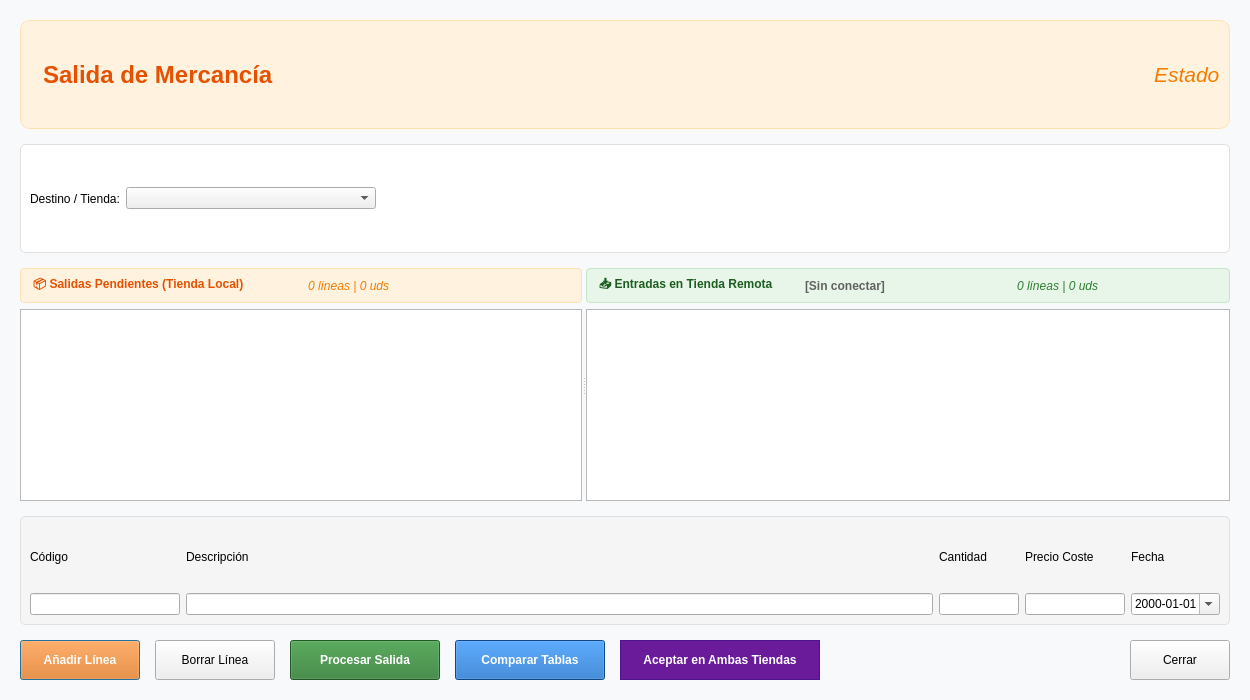
Ladis72/tienda, file salidas.ui: the form before one commit.
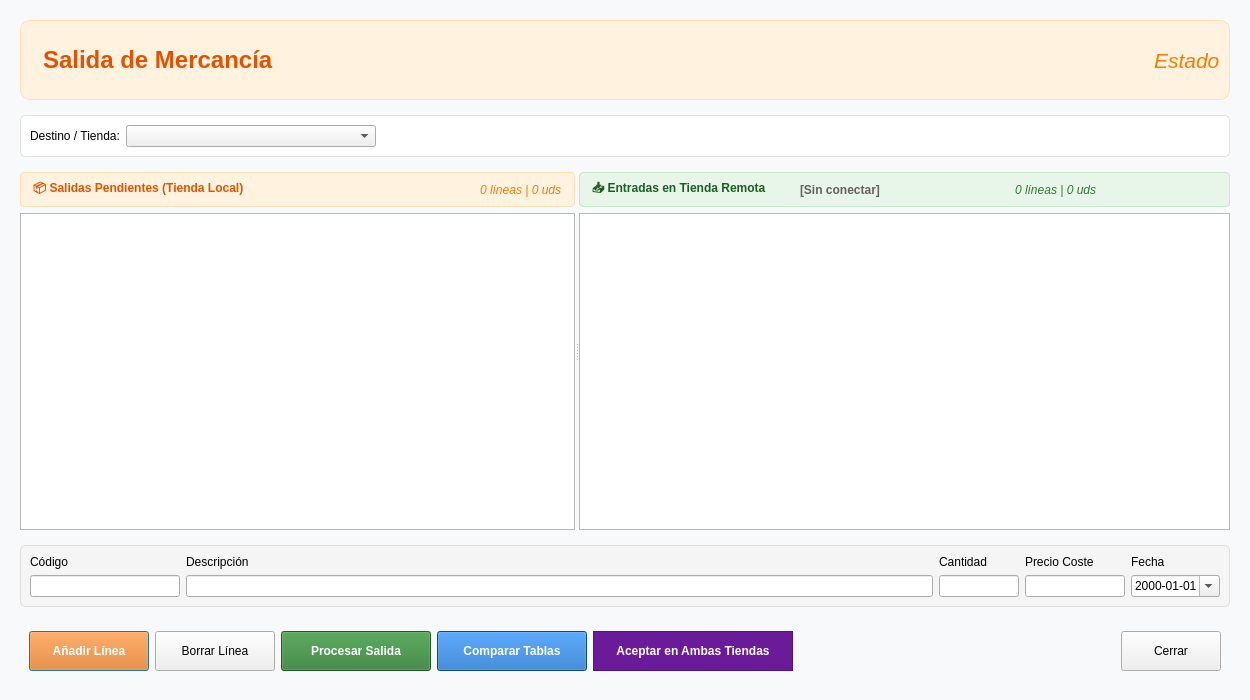
The form after the commit. Icons and pictures are not drawn.

```diff
--- a/salidas.ui
+++ b/salidas.ui
@@ -34,6 +34,12 @@
    </property>
    <item>
     <widget class="QFrame" name="headerFrame">
+     <property name="sizePolicy">
+      <sizepolicy hsizetype="Preferred" vsizetype="Maximum">
+       <horstretch>0</horstretch>
+       <verstretch>0</verstretch>
+      </sizepolicy>
+     </property>
      <property name="minimumSize">
       <size>
        <width>0</width>
@@ -114,6 +120,12 @@
    </item>
    <item>
     <widget class="QFrame" name="destinationFrame">
+     <property name="sizePolicy">
+      <sizepolicy hsizetype="Preferred" vsizetype="Maximum">
+       <horstretch>0</horstretch>
+       <verstretch>0</verstretch>
+      </sizepolicy>
+     </property>
      <property name="styleSheet">
       <string notr="true">QFrame#destinationFrame { background-color: white; border-radius: 5px; border: 1px solid #e0e0e0; }</string>
      </property>
@@ -208,6 +220,12 @@
              <property name="orientation">
               <enum>Qt::Orientation::Horizontal</enum>
              </property>
+            <property name="sizeHint" stdset="0">
+             <size>
+              <width>0</width>
+              <height>0</height>
+             </size>
+            </property>
             </spacer>
            </item>
            <item>
@@ -341,6 +359,12 @@
     </item>
    <item>
     <widget class="QFrame" name="entryFrame">
+     <property name="sizePolicy">
+      <sizepolicy hsizetype="Preferred" vsizetype="Maximum">
+       <horstretch>0</horstretch>
+       <verstretch>0</verstretch>
+      </sizepolicy>
+     </property>
      <property name="styleSheet">
       <string notr="true">QFrame#entryFrame { background-color: #f5f5f5; border-radius: 5px; border: 1px solid #e0e0e0; }</string>
      </property>
@@ -427,6 +451,13 @@
     </widget>
    </item>
    <item>
+    <widget class="QFrame" name="botonesHeader">
+     <property name="sizePolicy">
+      <sizepolicy hsizetype="Preferred" vsizetype="Maximum">
+       <horstretch>0</horstretch>
+       <verstretch>0</verstretch>
+      </sizepolicy>
+     </property>
     <layout class="QHBoxLayout" name="horizontalLayoutActions">
      <item>
       <widget class="QPushButton" name="pushButtonAgregar">
@@ -547,6 +578,7 @@
        </widget>
       </item>
     </layout>
+    </widget>
    </item>
   </layout>
  </widget>
```
Left out of the diff: 18 changed lines with no effect on the pictures. Lines whose indentation alone changed are shown as unchanged.
